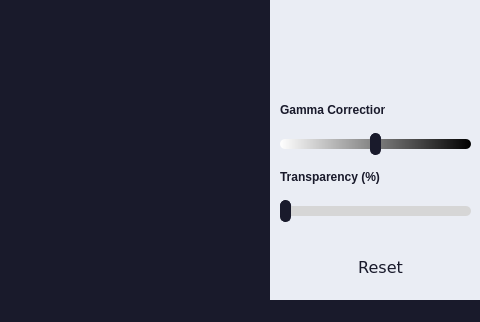
This is main_window.ui in pablomendesfaria/simple-image-editor as Qt 5 draws it before an edit; both pictures show x 510 to 990 and y 153 to 475 of the 990 by 475 pixel window. The edited form follows.
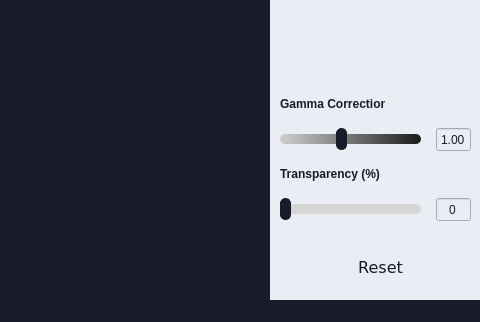
This is the edited form. Icons and pictures are not drawn.

```diff
--- a/main_window.ui
+++ b/main_window.ui
@@ -89,7 +89,7 @@
 	border-radius: 5px;
 }
 QSlider::groove:horizontaly#gammaSlider{
-	background-color: qlineargradient(spread:pad, x1:0, y1:0, x2:1, y2:0, stop:0 rgba(255, 255, 255, 255), stop:1 rgba(0, 0, 0, 255));
+	background-color: qlineargradient(spread:pad, x1:1, y1:0, x2:0, y2:0, stop:0 rgba(27, 27, 27, 255), stop:1 rgba(207, 207, 207, 255));
 	height: 10px;
 	border-radius: 5px;
 }
@@ -104,6 +104,12 @@
 QSlider::add-page:horizontaly#transpaSlider{
 	background: rgba(214, 214, 214);
 	border-radius: 5px;
+}
+QSpinBox{
+	color: rgb(25, 26, 43);
+}
+QDoubleSpinBox{
+	color: rgb(25, 26, 43);
 }</string>
   </property>
   <widget class="QWidget" name="centralwidget">
@@ -119,7 +125,7 @@
     <property name="styleSheet">
      <string notr="true">background-color: rgb(234, 237, 244);</string>
     </property>
-    <layout class="QVBoxLayout" name="verticalLayout" stretch="0,0,0,0,0,0,0,0">
+    <layout class="QVBoxLayout" name="verticalLayout" stretch="1,1,1,1,0,1,0,1">
      <property name="spacing">
       <number>15</number>
      </property>
@@ -338,13 +344,15 @@
       </widget>
      </item>
      <item>
+      <layout class="QHBoxLayout" name="horizontalLayout_2">
+       <item>
       <widget class="QSlider" name="gammaSlider">
        <property name="enabled">
         <bool>false</bool>
        </property>
        <property name="minimumSize">
         <size>
-         <width>191</width>
+           <width>140</width>
          <height>22</height>
         </size>
        </property>
@@ -354,12 +362,15 @@
          <height>22</height>
         </size>
        </property>
-       <property name="toolTip">
-        <string/>
+         <property name="minimum">
+          <number>25</number>
        </property>
        <property name="maximum">
         <number>200</number>
        </property>
+         <property name="value">
+          <number>100</number>
+         </property>
        <property name="sliderPosition">
         <number>100</number>
        </property>
@@ -372,6 +383,39 @@
       </widget>
      </item>
      <item>
+        <widget class="QDoubleSpinBox" name="gammaSpin">
+         <property name="enabled">
+          <bool>true</bool>
+         </property>
+         <property name="minimumSize">
+          <size>
+           <width>35</width>
+           <height>25</height>
+          </size>
+         </property>
+         <property name="alignment">
+          <set>Qt::AlignCenter</set>
+         </property>
+         <property name="readOnly">
+          <bool>true</bool>
+         </property>
+         <property name="buttonSymbols">
+          <enum>QAbstractSpinBox::NoButtons</enum>
+         </property>
+         <property name="decimals">
+          <number>2</number>
+         </property>
+         <property name="maximum">
+          <double>2.000000000000000</double>
+         </property>
+         <property name="value">
+          <double>1.000000000000000</double>
+         </property>
+        </widget>
+       </item>
+      </layout>
+     </item>
+     <item>
       <widget class="QLabel" name="label_3">
        <property name="maximumSize">
         <size>
@@ -391,13 +435,15 @@
       </widget>
      </item>
      <item>
+      <layout class="QHBoxLayout" name="horizontalLayout_3">
+       <item>
       <widget class="QSlider" name="transpaSlider">
        <property name="enabled">
         <bool>false</bool>
        </property>
        <property name="minimumSize">
         <size>
-         <width>191</width>
+           <width>140</width>
          <height>22</height>
         </size>
        </property>
@@ -410,13 +456,52 @@
        <property name="toolTip">
         <string/>
        </property>
+         <property name="minimum">
+          <number>0</number>
+         </property>
        <property name="maximum">
         <number>100</number>
        </property>
+         <property name="value">
+          <number>0</number>
+         </property>
        <property name="orientation">
         <enum>Qt::Horizontal</enum>
        </property>
-      </widget>
+         <property name="invertedAppearance">
+          <bool>false</bool>
+         </property>
+         <property name="invertedControls">
+          <bool>true</bool>
+         </property>
+        </widget>
+       </item>
+       <item>
+        <widget class="QSpinBox" name="transpaSpin">
+         <property name="minimumSize">
+          <size>
+           <width>35</width>
+           <height>25</height>
+          </size>
+         </property>
+         <property name="alignment">
+          <set>Qt::AlignCenter</set>
+         </property>
+         <property name="readOnly">
+          <bool>true</bool>
+         </property>
+         <property name="buttonSymbols">
+          <enum>QAbstractSpinBox::NoButtons</enum>
+         </property>
+         <property name="maximum">
+          <number>100</number>
+         </property>
+         <property name="value">
+          <number>0</number>
+         </property>
+        </widget>
+       </item>
+      </layout>
      </item>
      <item>
       <widget class="QPushButton" name="btnReset">
@@ -502,9 +587,9 @@
     <property name="geometry">
      <rect>
       <x>9</x>
-      <y>9</y>
+      <y>29</y>
       <width>761</width>
-      <height>441</height>
+      <height>401</height>
      </rect>
     </property>
     <property name="maximumSize">
@@ -528,12 +613,6 @@
      </property>
      <item row="0" column="0">
       <widget class="QLabel" name="imageLabel">
-       <property name="maximumSize">
-        <size>
-         <width>761</width>
-         <height>441</height>
-        </size>
-       </property>
        <property name="toolTip">
         <string>Open an Image...</string>
        </property>
```
Left out of the diff: 28 changed lines with no effect on the pictures. Lines whose indentation alone changed are shown as unchanged.
